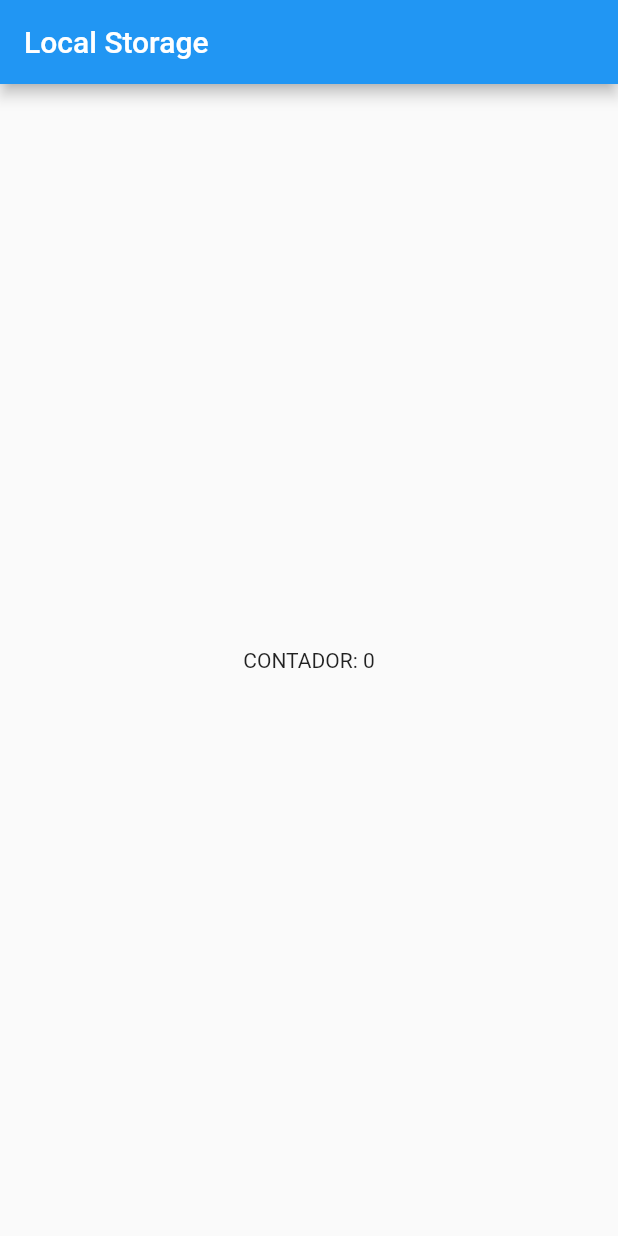
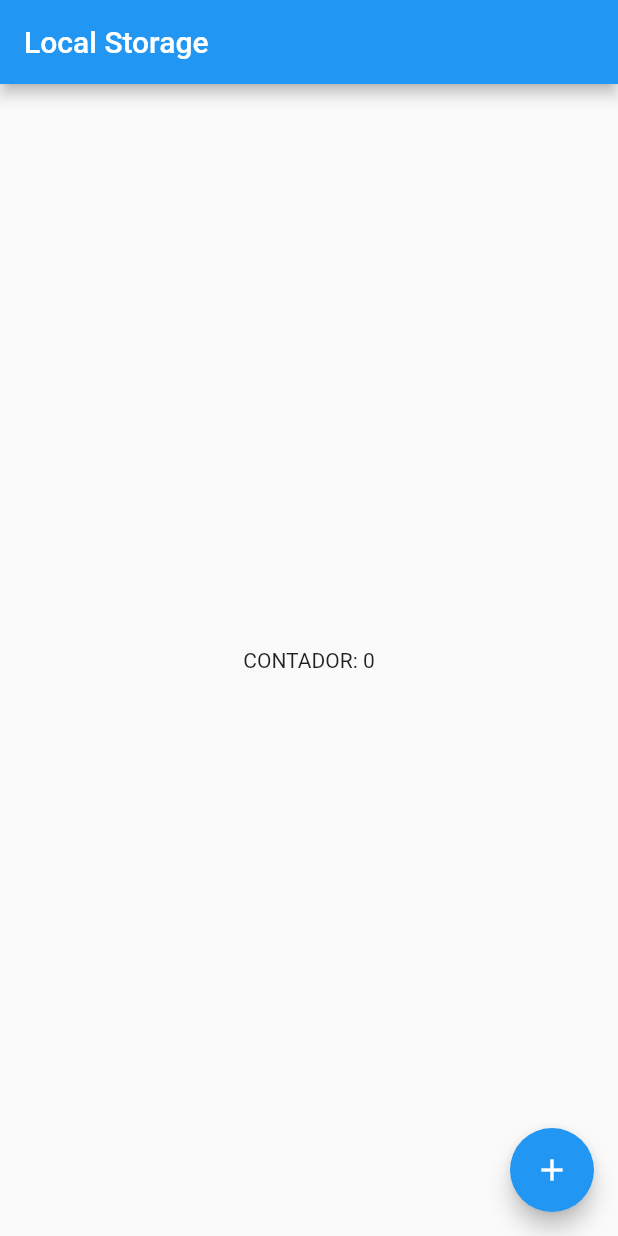
Before and after one commit to dan7sc/flutter-local-storage, a Flutter app: the screen it shows after launch, on a phone screen of 412 x 824 dp. Run offline on Flutter 3.47's test engine with Material 2 defaults, Android fonts, the phone set to English and light mode, and no system bars.

Commit message:
Add FloatingActionButton

```diff
--- a/lib/modules/home/home_page.dart
+++ b/lib/modules/home/home_page.dart
@@ -9,6 +9,7 @@ class HomePage extends StatefulWidget {
 
 class _HomePageState extends State<HomePage> {
   var count = 0;
+
   @override
   Widget build(BuildContext context) {
     return Scaffold(
@@ -18,6 +19,13 @@ class _HomePageState extends State<HomePage> {
       body: Center(
         child: Text("CONTADOR: $count"),
       ),
+      floatingActionButton: FloatingActionButton(
+        child: Icon(Icons.add),
+        onPressed: () {
+          count++;
+          setState(() {});
+        },
+      ),
     );
   }
 }
```
